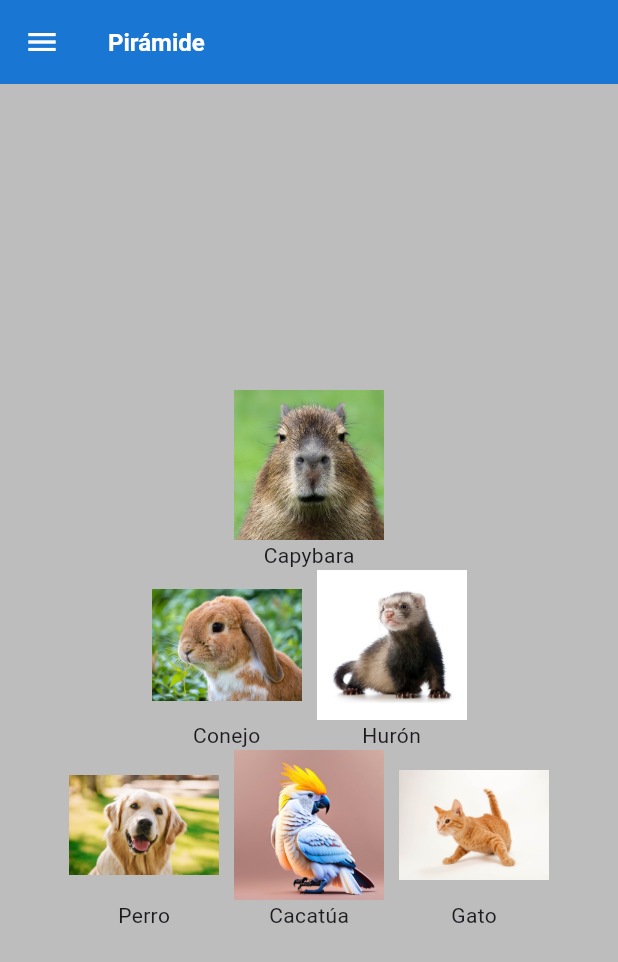
After one commit to Nikelaos99/PROMM.25-26.Nicolas-Agustin-Massaccesi.Flutter, a Flutter app: the Textos screen opened by its route, in the side drawer, after a tap on "Pirámide", on a phone screen of 412 x 824 dp. The commit adds this screen. Shown: the top 962 px of the screen. Run offline on Flutter 3.47's test engine with Material 3 defaults, Android fonts, the phone set to English and light mode, and no system bars; our stand-ins replace auto_size_text, google_fonts; network calls fail.

Commit message:
08/10/2025 2

```diff
--- a/proyecto/lib/routes/app_routes.dart
+++ b/proyecto/lib/routes/app_routes.dart
@@ -6,6 +6,8 @@ class AppRoutes {
   static const String fotosFila = '/fotos_fila';
   static const String fotosColumna = '/fotos_columna';
   static const String iconos = '/iconos';
+  static const String piramide = '/piramide';
+  static const String textos = '/textos';
 
   // Mapa de rutas
   static final Map<String, WidgetBuilder> routes = {
@@ -13,5 +15,7 @@ class AppRoutes {
     fotosFila: (context) => const FotosEnFila(),
     fotosColumna: (context) => const FotosEnColumna(),
     iconos: (context) => const Iconos(),
+    piramide: (context) => const Piramide(),
+    textos: (context) => const Textos(),
   };
 }
--- a/proyecto/lib/screens/navegacion_drawer.dart
+++ b/proyecto/lib/screens/navegacion_drawer.dart
@@ -68,5 +68,19 @@ Widget buildMenuItems(BuildContext context) => ListView(
         Navigator.pushReplacementNamed(context, '/iconos');
       },
     ),
+    ListTile(
+      leading: const Icon(Icons.keyboard_arrow_up_outlined),
+      title: const Text('Pirámide'),
+      onTap: () {
+        Navigator.pushReplacementNamed(context, '/piramide');
+      },
+    ),
+    ListTile(
+      leading: const Icon(Icons.text_snippet_outlined),
+      title: const Text('Textos'),
+      onTap: () {
+        Navigator.pushReplacementNamed(context, '/textos');
+      },
+    ),
   ],
 );
--- /dev/null
+++ b/proyecto/lib/screens/piramide.dart
@@ -0,0 +1,96 @@
+import 'package:proyecto/screens/screens.dart';
+
+class Piramide extends StatelessWidget {
+  const Piramide({super.key});
+
+  @override
+  Widget build(BuildContext context) => Scaffold(
+    drawer: const NavegacionDrawer(),
+    appBar: AppBar(title: const Text('Pirámide')),
+    body: Center(
+      child: Column(
+        mainAxisAlignment: MainAxisAlignment.center,
+        children: <Widget>[
+          Row(
+            mainAxisAlignment: MainAxisAlignment.center,
+            children: <Widget>[
+              Column(
+                children: <Widget>[
+                  Image.asset(
+                    'assets/images/piramide/capybara.jpg',
+                    width: 100,
+                    height: 100,
+                  ),
+                  Text('Capybara'),
+                ],
+              ),
+            ],
+          ),
+          Row(
+            mainAxisAlignment: MainAxisAlignment.center,
+            children: <Widget>[
+              Column(
+                children: <Widget>[
+                  Image.asset(
+                    'assets/images/piramide/conejo.jpg',
+                    width: 100,
+                    height: 100,
+                  ),
+                  Text('Conejo'),
+                ],
+              ),
+              SizedBox(width: 10),
+              Column(
+                children: <Widget>[
+                  Image.asset(
+                    'assets/images/piramide/huron.jpg',
+                    width: 100,
+                    height: 100,
+                  ),
+                  Text('Hurón'),
+                ],
+              ),
+            ],
+          ),
+          Row(
+            mainAxisAlignment: MainAxisAlignment.center,
+            children: <Widget>[
+              Column(
+                children: <Widget>[
+                  Image.asset(
+                    'assets/images/piramide/perro.jpg',
+                    width: 100,
+                    height: 100,
+                  ),
+                  Text('Perro'),
+                ],
+              ),
+              SizedBox(width: 10),
+              Column(
+                children: <Widget>[
+                  Image.asset(
+                    'assets/images/piramide/cacatua.jpg',
+                    width: 100,
+                    height: 100,
+                  ),
+                  Text('Cacatúa'),
+                ],
+              ),
+              SizedBox(width: 10),
+              Column(
+                children: <Widget>[
+                  Image.asset(
+                    'assets/images/piramide/gato.jpg',
+                    width: 100,
+                    height: 100,
+                  ),
+                  Text('Gato'),
+                ],
+              ),
+            ],
+          ),
+        ],
+      ),
+    ),
+  );
+}
--- a/proyecto/lib/screens/screens.dart
+++ b/proyecto/lib/screens/screens.dart
@@ -5,6 +5,8 @@ export "home_screen.dart";
 export "fotos_en_fila.dart";
 export "fotos_en_columna.dart";
 export "navegacion_drawer.dart";
+export 'piramide.dart';
+export 'textos.dart';
 
 // Utilidades
 
--- /dev/null
+++ b/proyecto/lib/screens/textos.dart
@@ -0,0 +1,54 @@
+import 'package:proyecto/screens/screens.dart';
+
+import 'package:google_fonts/google_fonts.dart';
+import 'package:auto_size_text/auto_size_text.dart';
+
+class Textos extends StatelessWidget {
+  const Textos({super.key});
+
+  @override
+  Widget build(BuildContext context) => Scaffold(
+    appBar: AppBar(title: const Text('Textos')),
+    drawer: const NavegacionDrawer(),
+    body: Column(
+      children: [
+        Expanded(
+          child: Container(
+            padding: const EdgeInsets.all(16),
+            color: Colors.amber[100],
+            child: Text(
+              'Este es el primer recuadro con texto justificado. La fuente utilizada es Georgia, clásica y elegante.',
+              textAlign: TextAlign.justify,
+              style: const TextStyle(fontSize: 18, fontFamily: 'Georgia'),
+              maxLines: 6,
+            ),
+          ),
+        ),
+        Expanded(
+          child: Container(
+            padding: const EdgeInsets.all(16),
+            color: Colors.blue[100],
+            child: AutoSizeText(
+              'Este es el segundo recuadro. Utiliza una fuente sans-serif moderna para dar un estilo más limpio y profesional; ideal para interfaces claras y legibles. Ademas de contar con la dependencia AutoSizeText para un tamaño de fuente responsive al tamaño del recuadro.',
+              textAlign: TextAlign.justify,
+              style: const TextStyle(fontSize: 18, fontFamily: 'Roboto'),
+              maxLines: 6,
+            ),
+          ),
+        ),
+        Expanded(
+          child: Container(
+            padding: const EdgeInsets.all(16),
+            color: Colors.green[100],
+            child: Text(
+              'Este es el tercer recuadro. Aquí usamos una fuente importada desde Google Fonts llamada Lobster, que aporta personalidad y estilo al texto. Perfecta para títulos o bloques destacados.',
+              textAlign: TextAlign.justify,
+              style: GoogleFonts.lobster(fontSize: 18),
+              maxLines: 6,
+            ),
+          ),
+        ),
+      ],
+    ),
+  );
+}
```
Also changed, not shown: proyecto/pubspec.yaml (+9 -0 lines), proyecto/assets/images/piramide/cacatua.jpg (added), proyecto/assets/images/piramide/capybara.jpg (added), proyecto/assets/images/piramide/conejo.jpg (added), proyecto/assets/images/piramide/gato.jpg (added), proyecto/assets/images/piramide/huron.jpg (added), proyecto/assets/images/piramide/perro.jpg (added), proyecto/pubspec.lock.
